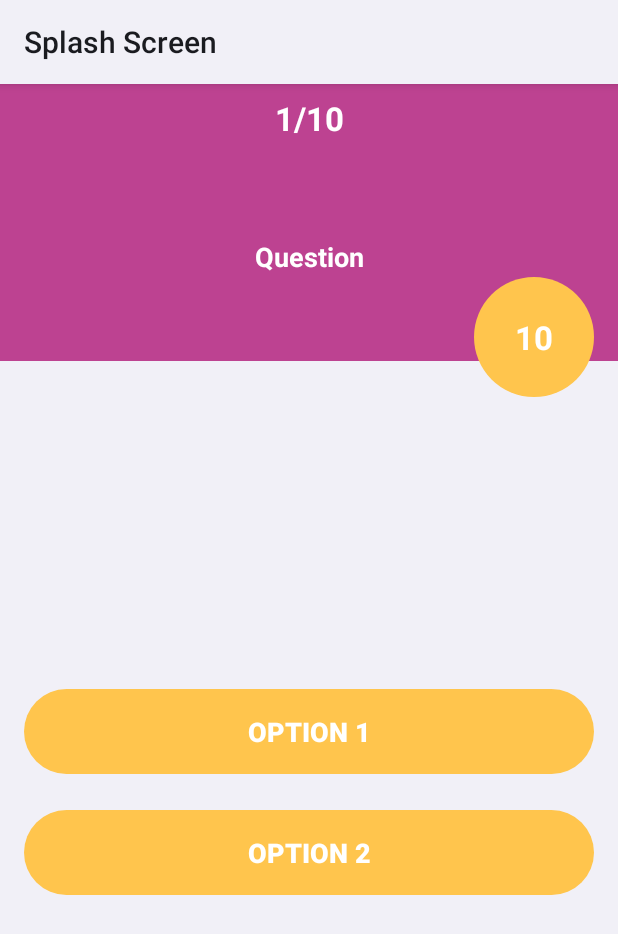
After one commit to jleenaife/EcoNiceApp, an Android app: the layout activity_question.xml on its own in the app's theme, with its tools: preview values and no code run, on a phone screen of 412 x 824 dp. The commit adds this screen. Shown: the top 934 px of the screen. Run offline under Robolectric (Android 15) with nearby library versions, the phone set to English and light mode, and no system bars.

Commit message:
quiz game (unfinished)

```diff
--- /dev/null
+++ b/app/src/main/res/layout/activity_question.xml
@@ -0,0 +1,103 @@
+<?xml version="1.0" encoding="utf-8"?>
+<androidx.constraintlayout.widget.ConstraintLayout xmlns:android="http://schemas.android.com/apk/res/android"
+    xmlns:app="http://schemas.android.com/apk/res-auto"
+    xmlns:tools="http://schemas.android.com/tools"
+    android:layout_width="match_parent"
+    android:layout_height="match_parent"
+    tools:context=".QuestionActivity">
+
+    <LinearLayout
+        android:id="@+id/linearLayout"
+        android:layout_width="0dp"
+        android:layout_height="wrap_content"
+        android:background="@color/quizpurple"
+        android:orientation="vertical"
+        app:layout_constraintEnd_toEndOf="parent"
+        app:layout_constraintStart_toStartOf="parent"
+        app:layout_constraintTop_toTopOf="parent">
+
+        <TextView
+            android:id="@+id/quest_num"
+            android:layout_width="match_parent"
+            android:layout_height="wrap_content"
+            android:gravity="center"
+            android:padding="8dp"
+            android:text="1/10"
+            android:textColor="@color/white"
+            android:textSize="22sp"
+            android:textStyle="bold" />
+
+        <TextView
+            android:id="@+id/question"
+            android:layout_width="match_parent"
+            android:layout_height="107dp"
+            android:layout_margin="16dp"
+            android:gravity="center"
+            android:text="Question"
+            android:textColor="@color/white"
+            android:textSize="18sp"
+            android:textStyle="bold" />
+    </LinearLayout>
+
+    <LinearLayout
+        android:id="@+id/linearLayout2"
+        android:layout_width="0dp"
+        android:layout_height="0dp"
+        android:layout_marginStart="16dp"
+        android:layout_marginTop="32dp"
+        android:layout_marginEnd="16dp"
+        android:layout_marginBottom="16dp"
+        android:gravity="center"
+        android:orientation="vertical"
+        app:layout_constraintBottom_toBottomOf="parent"
+        app:layout_constraintEnd_toEndOf="parent"
+        app:layout_constraintHorizontal_bias="1.0"
+        app:layout_constraintStart_toStartOf="parent"
+        app:layout_constraintTop_toBottomOf="@+id/linearLayout"
+        app:layout_constraintVertical_bias="0.0">
+
+        <Button
+            android:id="@+id/option1"
+            android:layout_width="match_parent"
+            android:layout_height="wrap_content"
+            android:layout_marginBottom="24dp"
+            android:background="@drawable/round_corner"
+            android:backgroundTint="@color/quizyellow"
+            android:elevation="3dp"
+            android:padding="16dp"
+            android:text="Option 1"
+            android:textColor="@color/white"
+            android:textSize="18sp"
+            android:textStyle="bold" />
+
+        <Button
+            android:id="@+id/option2"
+            android:layout_width="match_parent"
+            android:layout_height="wrap_content"
+            android:layout_marginBottom="24dp"
+            android:background="@drawable/round_corner"
+            android:backgroundTint="@color/quizyellow"
+            android:elevation="3dp"
+            android:padding="16dp"
+            android:text="Option 2"
+            android:textColor="@color/white"
+            android:textSize="18sp"
+            android:textStyle="bold" />
+    </LinearLayout>
+
+    <TextView
+        android:id="@+id/countdown"
+        android:layout_width="80dp"
+        android:layout_height="80dp"
+        android:layout_marginEnd="16dp"
+        android:layout_marginBottom="8dp"
+        android:text="10"
+        android:textColor="@color/white"
+        android:textSize="22sp"
+        android:textStyle="bold"
+        android:gravity="center"
+        android:background="@drawable/round_corner"
+        android:backgroundTint="@color/quizyellow"
+        app:layout_constraintBottom_toTopOf="@+id/linearLayout2"
+        app:layout_constraintEnd_toEndOf="parent" />
+</androidx.constraintlayout.widget.ConstraintLayout>
--- a/app/src/main/res/values/colors.xml
+++ b/app/src/main/res/values/colors.xml
@@ -15,5 +15,6 @@
     <color name="ecotorc">#50C5B7</color>
     <color name="ecogreen">#9CEC5B</color>
     <color name="ecoyellow">#F0F465</color>
-
+    <color name="quizpurple">#BD4291</color>
+    <color name="quizyellow">#FFC54D</color>
 </resources>
```
Also changed, not shown: app/src/main/AndroidManifest.xml (+6 -3 lines), app/src/main/java/com/example/splashscreen/Question.java (added, +49 -0 lines), app/src/main/java/com/example/splashscreen/QuestionActivity.java (added, +57 -0 lines), app/src/main/res/drawable-v24/plastic bag.png (added).
